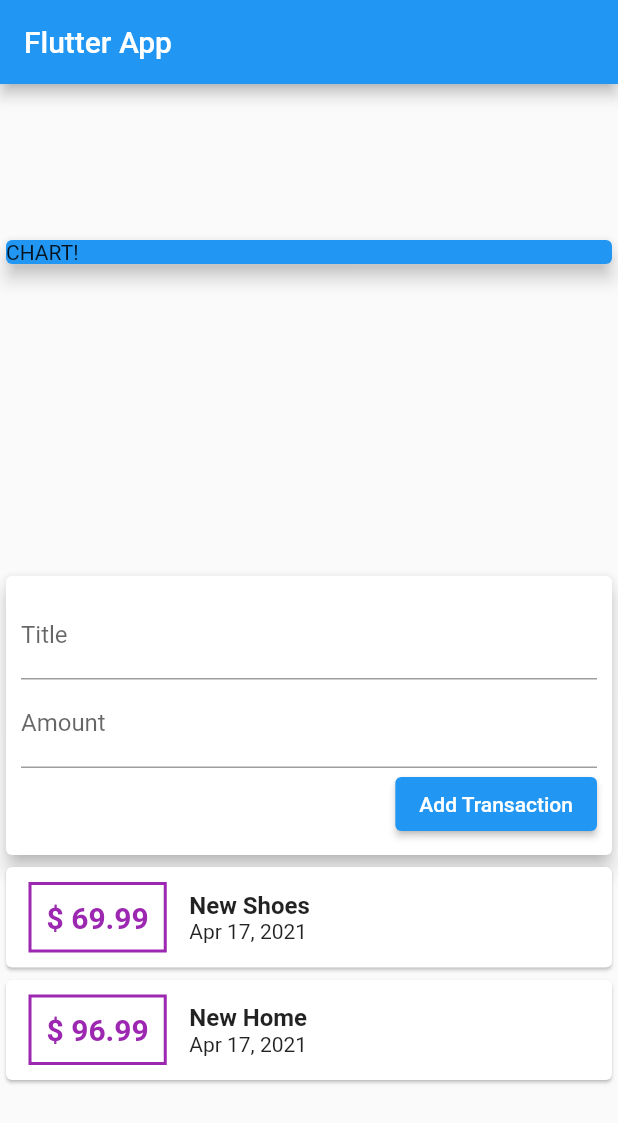
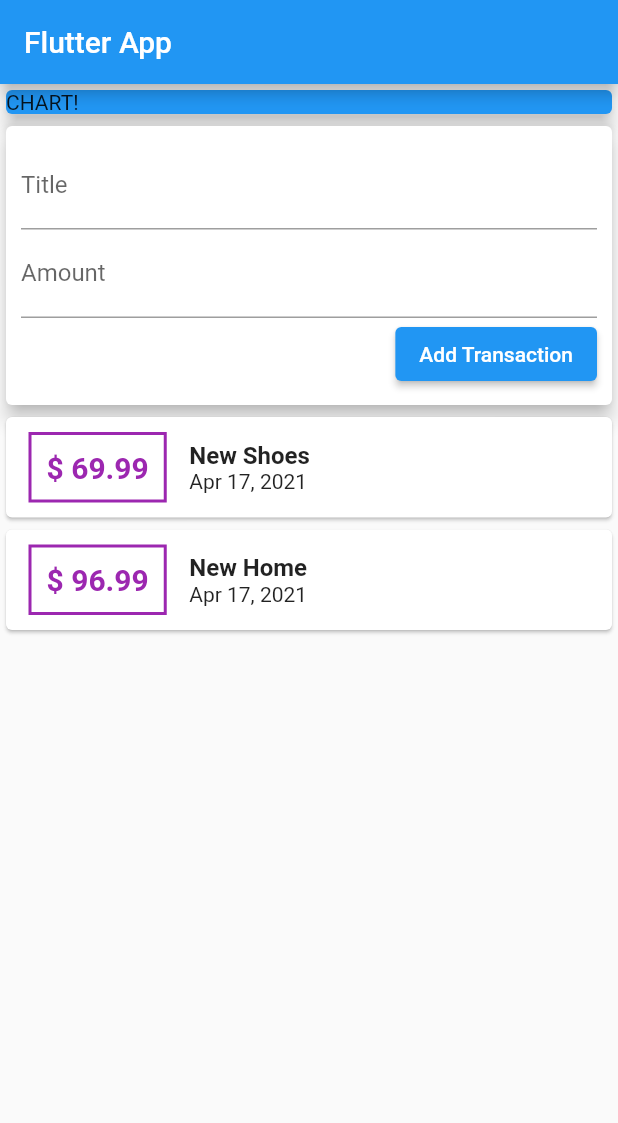
Before and after one commit to kong-hub/PERSONAL-EXPENSES-APP, a Flutter app: the screen it shows after launch, on a phone screen of 412 x 824 dp. Shown: the top 1123 px of the screen. Run offline on Flutter 3.47's test engine with Material 2 defaults, Android fonts, the phone set to English and light mode, and no system bars.

Commit message:
Working with ListView Builder

```diff
--- a/lib/main.dart
+++ b/lib/main.dart
@@ -27,7 +27,7 @@ class MyHomePage extends StatelessWidget {
         title: Text('Flutter App'),
       ),
       body: Column(
-        mainAxisAlignment: MainAxisAlignment.spaceAround,
+        // mainAxisAlignment: MainAxisAlignment.spaceAround,
         crossAxisAlignment: CrossAxisAlignment.stretch,
         children: [
           Container(
--- a/lib/widgets/transaction_list.dart
+++ b/lib/widgets/transaction_list.dart
@@ -8,8 +8,10 @@ class TransactionList extends StatelessWidget {
 
   @override
   Widget build(BuildContext context) {
-    return Column(
-      children: transactions.map((transaction) {
+    return Container(
+      height: 300,
+      child: ListView.builder(
+        itemBuilder: (context, index) {
           return Card(
               child: Row(
             children: [
@@ -26,7 +28,7 @@ class TransactionList extends StatelessWidget {
                 ),
                 padding: EdgeInsets.all(10),
                 child: Text(
-                '\$ ${transaction.amount}',
+                  '\$ ${transactions[index].amount}',
                   style: TextStyle(
                     fontWeight: FontWeight.bold,
                     fontSize: 20,
@@ -38,20 +40,22 @@ class TransactionList extends StatelessWidget {
                 crossAxisAlignment: CrossAxisAlignment.start,
                 children: [
                   Text(
-                  transaction.title,
+                    transactions[index].title,
                     style: TextStyle(
                       fontWeight: FontWeight.bold,
                       fontSize: 16,
                     ),
                   ),
                   Text(
-                  DateFormat.yMMMd().format(transaction.date),
+                    DateFormat.yMMMd().format(transactions[index].date),
                   )
                 ],
               )
             ], //Text(transaction.title),
           ));
-      }).toList(),
+        },
+        itemCount: transactions.length,
+      ),
     );
   }
 }
```
Lines whose indentation alone changed are shown as unchanged.
